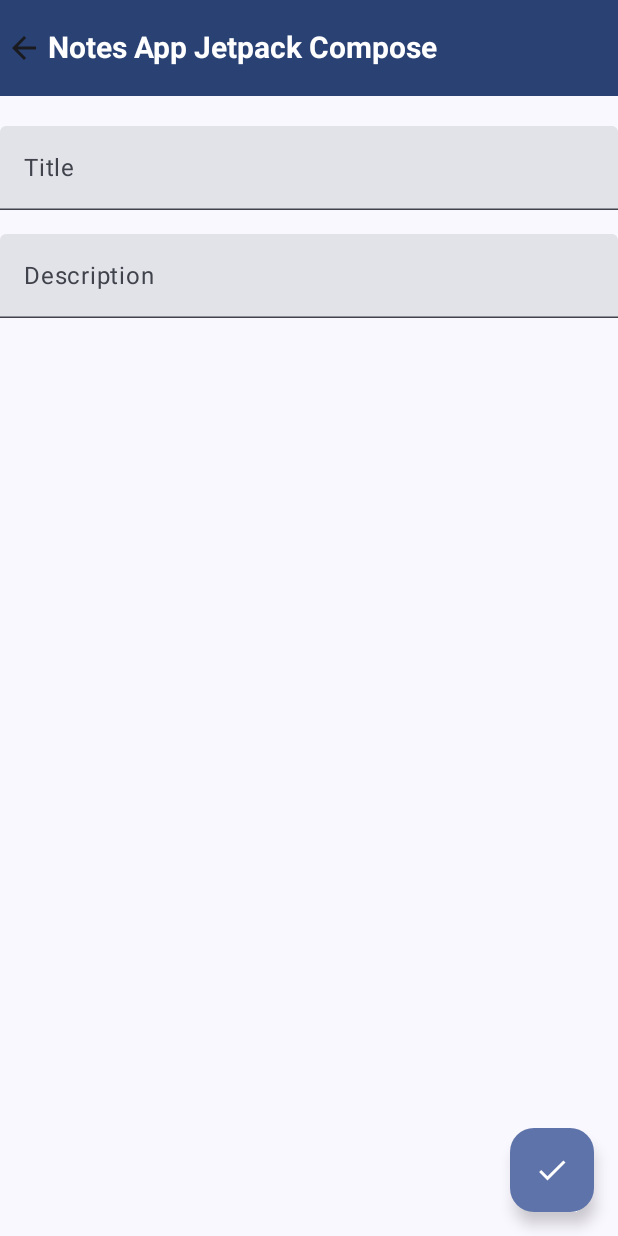
After one commit to Simonjohn42004/NotesAppJetpackComposePractice, an Android app built with Jetpack Compose: the composable AddNoteScreen shown on its own in the app's theme, on a phone screen of 412 x 824 dp. The commit adds this screen. Run offline under Robolectric (Android 15) with nearby library versions, the phone set to English and light mode, and no system bars.

Commit message:
UI works

```diff
--- a/app/build.gradle.kts
+++ b/app/build.gradle.kts
@@ -58,9 +58,15 @@ dependencies {
     debugImplementation(libs.androidx.ui.tooling)
     debugImplementation(libs.androidx.ui.test.manifest)
 
+    //Navigation Compose
+    implementation(libs.androidx.navigation.compose)
+
     //Room Database
     implementation(libs.androidx.room.runtime)
     ksp(libs.androidx.room.compiler)
     implementation(libs.androidx.room.ktx)
 
+    //Icons Extended
+    implementation (libs.androidx.material.icons.extended)
+
 }
--- a/app/src/main/java/com/example/notesappjetpackcompose/data/NoteDao.kt
+++ b/app/src/main/java/com/example/notesappjetpackcompose/data/NoteDao.kt
@@ -20,4 +20,5 @@ interface NoteDao {
 
     @Query("SELECT * FROM NOTE ORDER BY dateAdded ASC")
     fun getNotesByDateAdded(): Flow<List<Note>>
+
 }
--- /dev/null
+++ b/app/src/main/java/com/example/notesappjetpackcompose/presentation/components/AddNoteScreen.kt
@@ -0,0 +1,131 @@
+package com.example.notesappjetpackcompose.presentation.components
+
+import android.annotation.SuppressLint
+import androidx.compose.foundation.clickable
+import androidx.compose.foundation.layout.Arrangement
+import androidx.compose.foundation.layout.Column
+import androidx.compose.foundation.layout.fillMaxSize
+import androidx.compose.foundation.layout.fillMaxWidth
+import androidx.compose.foundation.layout.padding
+import androidx.compose.material.icons.Icons
+import androidx.compose.material.icons.automirrored.filled.ArrowBack
+import androidx.compose.material.icons.filled.Check
+import androidx.compose.material3.ExperimentalMaterial3Api
+import androidx.compose.material3.FloatingActionButton
+import androidx.compose.material3.Icon
+import androidx.compose.material3.MaterialTheme
+import androidx.compose.material3.Scaffold
+import androidx.compose.material3.Text
+import androidx.compose.material3.TextField
+import androidx.compose.material3.TopAppBar
+import androidx.compose.material3.TopAppBarDefaults
+import androidx.compose.runtime.Composable
+import androidx.compose.ui.Alignment
+import androidx.compose.ui.Modifier
+import androidx.compose.ui.res.stringResource
+import androidx.compose.ui.text.TextStyle
+import androidx.compose.ui.text.font.FontWeight
+import androidx.compose.ui.unit.dp
+import androidx.compose.ui.unit.sp
+import androidx.navigation.NavController
+import com.example.notesappjetpackcompose.R
+import com.example.notesappjetpackcompose.presentation.viewmodel.NoteEvents
+import com.example.notesappjetpackcompose.presentation.viewmodel.NoteState
+
+@OptIn(ExperimentalMaterial3Api::class)
+@Composable
+fun AddNoteScreen(
+    navController: NavController,
+    state: NoteState,
+    onEvent: (NoteEvents) -> Unit
+) {
+
+    Scaffold(
+        topBar = {
+            TopAppBar(
+                modifier = Modifier
+                    .fillMaxWidth()
+                    .padding(bottom = 20.dp),
+                colors = TopAppBarDefaults.topAppBarColors(
+                    containerColor = MaterialTheme.colorScheme.primary,
+                    titleContentColor = MaterialTheme.colorScheme.onPrimary,
+
+                    ),
+                title = {
+                    Text(
+                        text = stringResource(R.string.app_name),
+                        fontSize = 20.sp,
+                        fontWeight = FontWeight.Bold,
+                        color = MaterialTheme.colorScheme.onPrimary
+                    )
+                },
+                navigationIcon = {
+                    Icon(
+                        imageVector = Icons.AutoMirrored.Filled.ArrowBack,
+                        contentDescription = "Back Button",
+                        modifier = Modifier.clickable {
+                            navController.popBackStack()
+                        }
+                    )
+                }
+            )
+        },
+        floatingActionButton = {
+            FloatingActionButton(
+                onClick = {
+                    onEvent(NoteEvents.SaveNote)
+                    onEvent(NoteEvents.SetTitle(""))
+                    onEvent(NoteEvents.SetDescription(""))
+                    navController.popBackStack()
+                }
+            ) {
+                Icon(
+                    imageVector = Icons.Default.Check,
+                    contentDescription = "Save Note"
+                )
+            }
+        }
+
+    ){
+        Column(
+            modifier = Modifier
+                .fillMaxSize()
+                .padding(it),
+            verticalArrangement = Arrangement.spacedBy(16.dp),
+            horizontalAlignment = Alignment.CenterHorizontally
+        ) {
+            TextField(
+                value = state.title,
+                onValueChange = {
+                    onEvent(NoteEvents.SetTitle(it))
+
+                },
+                textStyle = TextStyle(
+                    fontSize = 20.sp,
+                    fontWeight = FontWeight.Bold,
+                ),
+                placeholder = {
+                    Text("Title")
+                },
+                modifier = Modifier.fillMaxWidth(),
+                singleLine = true
+            )
+
+
+            TextField(
+                value = state.description,
+                onValueChange = {
+                    onEvent(NoteEvents.SetDescription(it))
+                },
+                textStyle = TextStyle(
+                    fontSize = 16.sp,
+                    fontWeight = FontWeight.Normal,
+                ),
+                placeholder = {
+                    Text("Description")
+                },
+                modifier = Modifier.fillMaxWidth()
+            )
+        }
+    }
+}
--- a/app/src/main/java/com/example/notesappjetpackcompose/presentation/viewmodel/NoteEvents.kt
+++ b/app/src/main/java/com/example/notesappjetpackcompose/presentation/viewmodel/NoteEvents.kt
@@ -2,6 +2,7 @@ package com.example.notesappjetpackcompose.presentation.viewmodel
 
 import com.example.notesappjetpackcompose.data.Note
 import com.example.notesappjetpackcompose.utils.SortType
+import java.sql.Time
 
 sealed interface NoteEvents {
     object SaveNote: NoteEvents
--- a/app/src/main/java/com/example/notesappjetpackcompose/presentation/viewmodel/NoteState.kt
+++ b/app/src/main/java/com/example/notesappjetpackcompose/presentation/viewmodel/NoteState.kt
@@ -7,7 +7,6 @@ data class NoteState(
     val notesList: List<Note> = emptyList(),
     val title: String = "",
     val description: String = "",
-    val dateAdded: Long = 0,
-    val isOperationSuccessful: Boolean = false,
-    val sortType: SortType = SortType.By_Title
+    val sortType: SortType = SortType.By_Title,
+    val timeStamp: String = ""
 )
--- a/gradle/libs.versions.toml
+++ b/gradle/libs.versions.toml
@@ -9,10 +9,14 @@ lifecycleRuntimeKtx = "2.8.7"
 activityCompose = "1.9.3"
 composeBom = "2024.11.00"
 ksp = "2.1.0-1.0.29"
+materialIconsExtended = "1.7.5"
+navigationCompose = "2.8.4"
 roomRuntime = "2.6.1"
 
 [libraries]
 androidx-core-ktx = { group = "androidx.core", name = "core-ktx", version.ref = "coreKtx" }
+androidx-material-icons-extended = { module = "androidx.compose.material:material-icons-extended", version.ref = "materialIconsExtended" }
+androidx-navigation-compose = { module = "androidx.navigation:navigation-compose", version.ref = "navigationCompose" }
 androidx-room-compiler = { module = "androidx.room:room-compiler", version.ref = "roomRuntime" }
 androidx-room-ktx = { module = "androidx.room:room-ktx", version.ref = "roomRuntime" }
 androidx-room-runtime = { module = "androidx.room:room-runtime", version.ref = "roomRuntime" }
```
Also changed, not shown: app/src/main/java/com/example/notesappjetpackcompose/MainActivity.kt (+65 -26 lines), app/src/main/java/com/example/notesappjetpackcompose/presentation/components/NoteItem.kt (added, +116 -0 lines), app/src/main/java/com/example/notesappjetpackcompose/presentation/components/NotesScreen.kt (added, +129 -0 lines), app/src/main/java/com/example/notesappjetpackcompose/presentation/viewmodel/NoteViewModel.kt (+34 -15 lines), app/src/main/java/com/example/notesappjetpackcompose/ui/theme/Theme.kt (+3 -4 lines), app/src/main/java/com/example/notesappjetpackcompose/utils/NoteUtils.kt (added, +51 -0 lines).
